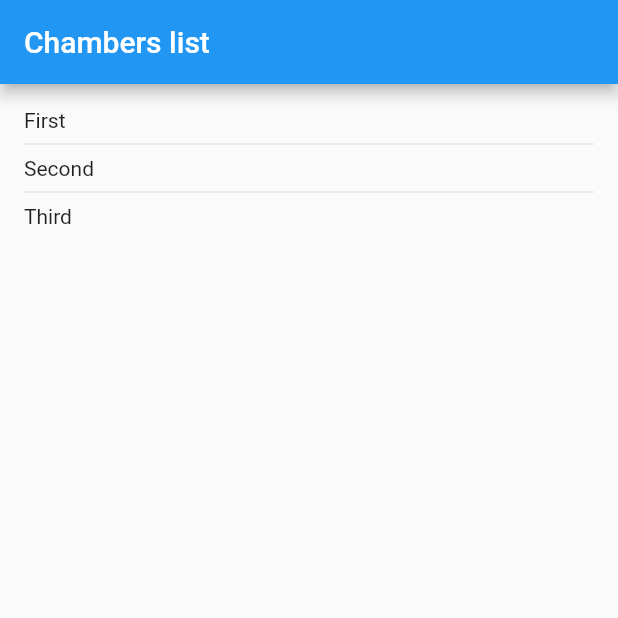
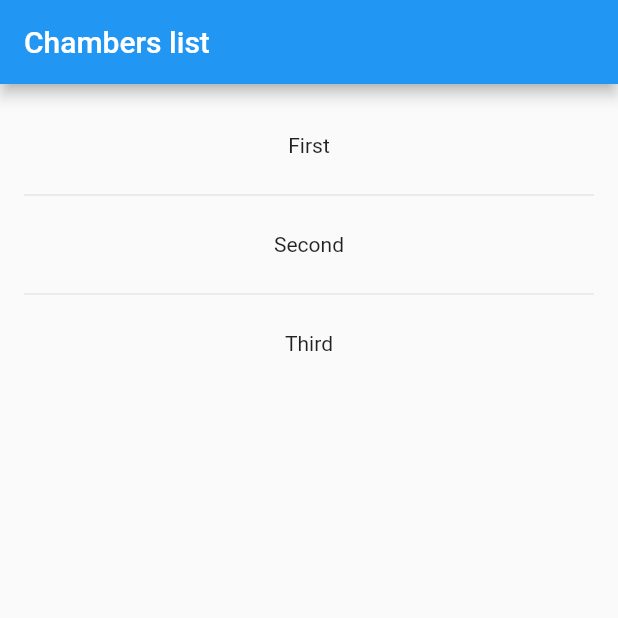
Before and after one commit to belaab/uk_chambers, a Flutter app: the screen it shows after launch, on a phone screen of 412 x 824 dp, the top half of it. Run offline on Flutter 3.47's test engine with Material 2 defaults, Android fonts, the phone set to English and light mode, and no system bars.

Commit message:
rows titles centered

```diff
--- a/lib/main.dart
+++ b/lib/main.dart
@@ -34,8 +34,11 @@ class ChambersListState extends State<ChambersList> {
     return new ListView.separated(
       padding: const EdgeInsets.all(16),
       itemCount: chambersList.length,
-      itemBuilder: (BuildContext ctxt, int index) {
-        return new Text(chambersList[index]);
+      itemBuilder: (context, index) {
+        return Container(
+          height: 50,
+          child: Center(child: Text(chambersList[index])),
+        );
       },
       separatorBuilder: (BuildContext context, int index) {
         return Divider();
```
Also changed, not shown: assets/uk-logo.jpg (added).
